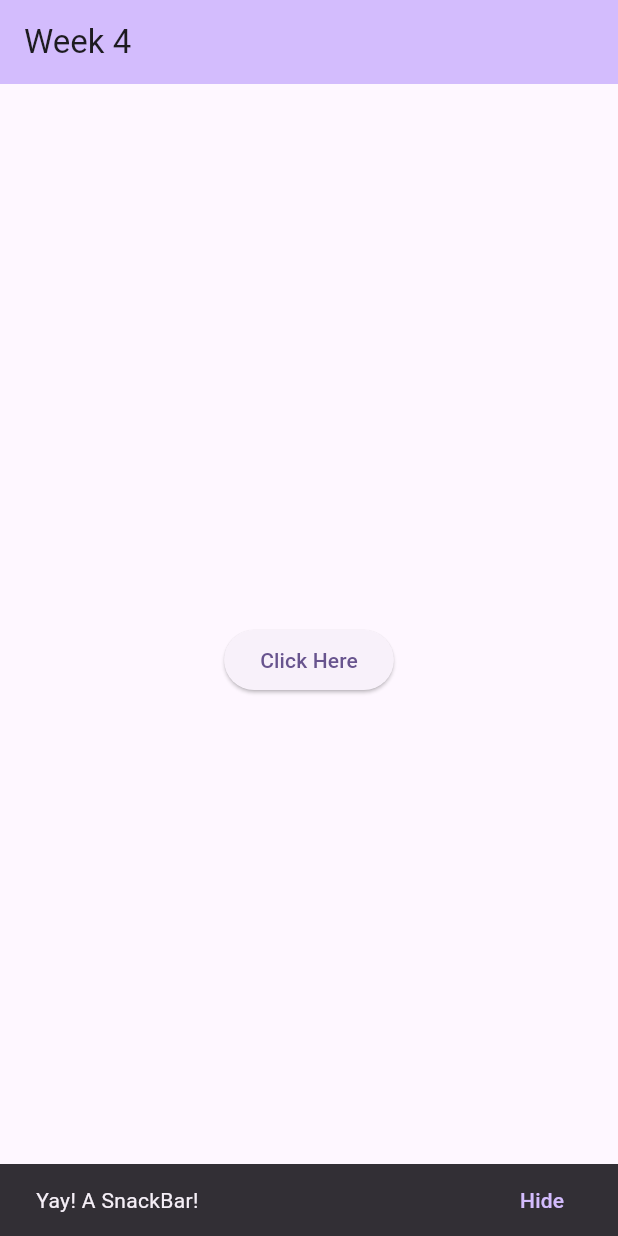
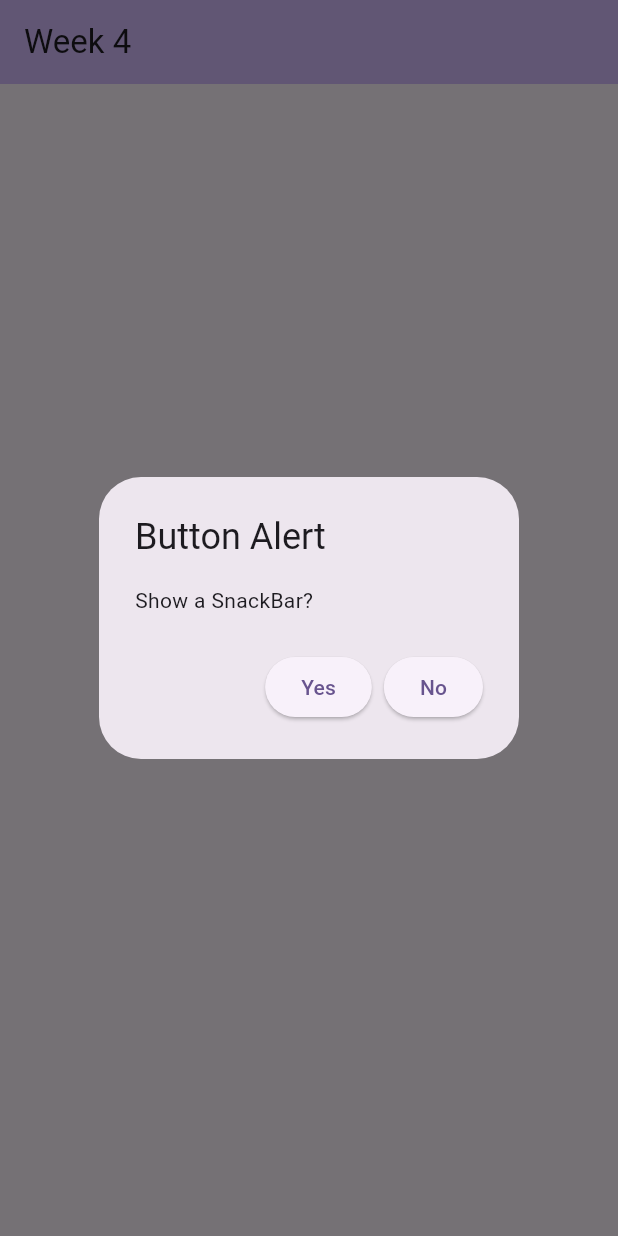
Before and after one commit to olaassaad/my_cst2335_labs, a Flutter app: the screen it shows after launch, after a tap on "Click Here", on a phone screen of 412 x 824 dp. Run offline on Flutter 3.47's test engine with Material 3 defaults, Android fonts, the phone set to English and light mode, and no system bars.

Commit message:
Add AlertDialog

```diff
--- a/lib/main.dart
+++ b/lib/main.dart
@@ -71,13 +71,44 @@ class _MyHomePageState extends State<MyHomePage> {
   }
 
   //this runs when you click the button
-  void buttonClicked( ){
+  void buttonClicked(){
+    showAlertDialog();
+  }
+
+  void showAlertDialog() {
+    showDialog<String>(
+        context: context,
+        builder: (BuildContext context) => AlertDialog(
+          title: const Text('Button Alert'),
+          content: const Text('Show a SnackBar?'),
+          actions: <Widget>[
+            ElevatedButton(
+                onPressed: () => {
+                  showSnackBar('Yes was pressed'),
+                  closeDialog(),
+                },
+                child: const Text('Yes'),
+            ),
+            ElevatedButton(
+                onPressed: () => closeDialog(),
+                child: const Text('No'),
+            ),
+          ],
+        ),
+    );
+  }
+
+  void closeDialog() {
+    Navigator.pop(context);
+  }
+
+  void showSnackBar(String message) {
     var snackBar = SnackBar(
-        content: const Text('Yay! A SnackBar!'),
-        action: SnackBarAction(
-          label: 'Hide',
-          onPressed: () { },
-        ),
+      content: Text(message),
+      action: SnackBarAction(
+        label: 'Hide',
+        onPressed: () { },
+      ),
     );
     ScaffoldMessenger.of(context).showSnackBar(snackBar);
   }
```
